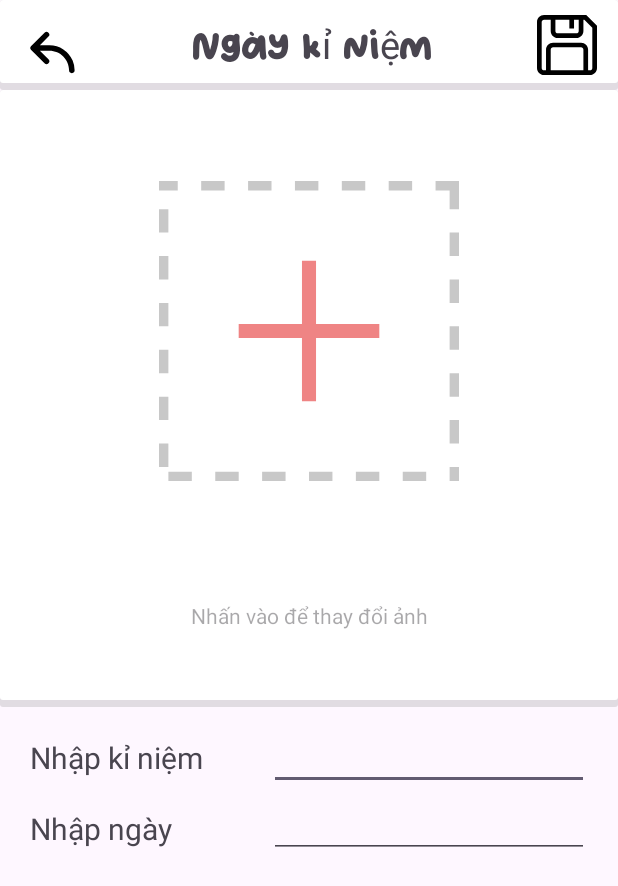
After one commit to Amorydev/Love_App, an Android app: the AddPickerMoments screen opened directly, with no data from a screen before it, on a phone screen of 412 x 824 dp. The commit adds this screen. Shown: the top 886 px of the screen. Run offline under Robolectric (Android 15) with nearby library versions, the phone set to English and light mode, and no system bars; libraries missing offline, so code that uses them is left out: com.github.dhaval2404.imagepicker.

Commit message:
26/12/2023

```diff
--- a/app/src/main/AndroidManifest.xml
+++ b/app/src/main/AndroidManifest.xml
@@ -16,6 +16,9 @@
         android:theme="@style/Theme.Love_App"
         tools:targetApi="31">
         <activity
+            android:name=".AddPickerMoments"
+            android:exported="false" />
+        <activity
             android:name=".Add_Moments"
             android:exported="false" />
         <activity
--- /dev/null
+++ b/app/src/main/java/com/example/love_app/AddPickerMoments.kt
@@ -0,0 +1,53 @@
+package com.example.love_app
+
+import android.content.Intent
+import android.net.Uri
+import androidx.appcompat.app.AppCompatActivity
+import android.os.Bundle
+import android.widget.Toast
+import com.example.love_app.databinding.ActivityAddPickerMomentsBinding
+import com.github.dhaval2404.imagepicker.ImagePicker
+
+private lateinit var binding:ActivityAddPickerMomentsBinding
+class AddPickerMoments : AppCompatActivity() {
+    override fun onCreate(savedInstanceState: Bundle?) {
+        super.onCreate(savedInstanceState)
+        binding = ActivityAddPickerMomentsBinding.inflate(layoutInflater)
+        setContentView(binding.root)
+        onCLickAddPicker()
+        onBack()
+    }
+
+    private fun onBack() {
+        binding.imbBackAddMoments.setOnClickListener {
+            intent = Intent(this,Add_Moments::class.java)
+            startActivity(intent)
+        }
+    }
+
+    private fun onCLickAddPicker() {
+        binding.addPickerMoments.setOnClickListener {
+            selectImageAvatar()
+        }
+    }
+    private fun selectImageAvatar() {
+        ImagePicker.with(this)
+            //kích thước hình ảnh cuối cùng
+            .compress(1024)
+            //độ phân giải của ảnh
+            .maxResultSize(1080, 1080)
+            .start()
+    }
+
+    override fun onActivityResult(requestCode: Int, resultCode: Int, data: Intent?) {
+        super.onActivityResult(requestCode, resultCode, data)
+        if (resultCode == RESULT_OK) {
+            val uri: Uri = data?.data!!
+            binding.addPickerMoments.setImageURI(uri)
+        } else if (resultCode == ImagePicker.RESULT_ERROR) {
+            Toast.makeText(this, ImagePicker.getError(data), Toast.LENGTH_SHORT).show()
+        } else {
+            Toast.makeText(this, "Không thể thực hiện", Toast.LENGTH_SHORT).show()
+        }
+    }
+}
--- /dev/null
+++ b/app/src/main/res/drawable/add.xml
@@ -0,0 +1,8 @@
+<vector
+    android:alpha="0.54" android:height="512dp"
+    android:viewportHeight="512" android:viewportWidth="512"
+    android:width="512dp" xmlns:android="http://schemas.android.com/apk/res/android">
+    <path android:fillColor="#999999" android:pathData="M512,0h-40v16h24v32h16V0L512,0zM432,0h-40v16h40V0L432,0zM352,0h-40v16h40V0L352,0zM272,0h-40v16h40V0L272,0zM192,0h-40v16h40V0L192,0zM112,0H72v16h40V0L112,0zM32,0H0v16h32V0L32,0zM16,48H0v40h16V48L16,48zM16,128H0v40h16V128L16,128zM16,208H0v40h16V208L16,208zM16,288H0v40h16V288L16,288zM16,368H0v40h16V368L16,368zM16,448H0v40h16V448L16,448zM56,496H16v16h40V496L56,496zM136,496H96v16h40V496L136,496zM216,496h-40v16h40V496L216,496zM296,496h-40v16h40V496L296,496zM376,496h-40v16h40V496L376,496zM456,496h-40v16h40V496L456,496zM512,488h-16v8l0,0v16h16V488L512,488zM512,408h-16v40h16V408L512,408zM512,328h-16v40h16V328L512,328zM512,248h-16v40h16V248L512,248zM512,168h-16v40h16V168L512,168zM512,88h-16v40h16V88L512,88z"/>
+    <path android:fillColor="#E21B1B" android:pathData="M244,136h24v240h-24z"/>
+    <path android:fillColor="#E21B1B" android:pathData="M136,244h240v24h-240z"/>
+</vector>
--- /dev/null
+++ b/app/src/main/res/drawable/background_moments.xml
@@ -0,0 +1,20 @@
+<?xml version="1.0" encoding="utf-8"?>
+<layer-list xmlns:android="http://schemas.android.com/apk/res/android">
+    <item>
+        <shape android:shape="rectangle">
+            <solid android:color="#2F646363" />
+            <corners android:radius="2dp" />
+
+        </shape>
+    </item>
+    <item
+        android:left="0.5dp"
+        android:right="0.5dp"
+        android:top="0.5dp"
+        android:bottom="5dp">
+        <shape android:shape="rectangle">
+            <solid android:color="@color/white"/>
+            <corners android:radius="2dp" />
+        </shape>
+    </item>
+</layer-list>
--- /dev/null
+++ b/app/src/main/res/drawable/save.xml
@@ -0,0 +1,9 @@
+<vector xmlns:android="http://schemas.android.com/apk/res/android"
+    android:width="512dp"
+    android:height="512dp"
+    android:viewportWidth="512"
+    android:viewportHeight="512">
+  <path
+      android:fillColor="#FF000000"
+      android:pathData="m420.28,0h-360.28c-33.08,0 -60,26.92 -60,60v392c0,33.08 26.92,60 60,60h392c33.08,0 60,-26.92 60,-60v-360.28zM157,40h119v76h40v-76h40v96c0,11.03 -8.97,20 -20,20h-159c-11.03,0 -20,-8.97 -20,-20zM396,472h-279v-176c0,-11.03 8.97,-20 20,-20h239c11.03,0 20,8.97 20,20zM472,452c0,11.03 -8.97,20 -20,20h-16v-176c0,-33.08 -26.92,-60 -60,-60h-239c-33.08,0 -60,26.92 -60,60v176h-17c-11.03,0 -20,-8.97 -20,-20v-392c0,-11.03 8.97,-20 20,-20h57v96c0,33.08 26.92,60 60,60h159c33.08,0 60,-26.92 60,-60v-96h7.72l68.28,68.28z"/>
+</vector>
--- a/app/src/main/res/layout/activity_add_moments.xml
+++ b/app/src/main/res/layout/activity_add_moments.xml
@@ -32,12 +32,12 @@
             android:textSize="25dp"
             android:textStyle="bold"
             app:layout_constraintBottom_toBottomOf="parent"
-            app:layout_constraintEnd_toStartOf="@+id/imageView"
+            app:layout_constraintEnd_toStartOf="@+id/imbAdd"
             app:layout_constraintStart_toEndOf="@+id/btnBack"
             app:layout_constraintTop_toTopOf="parent" />
 
         <ImageButton
-            android:id="@+id/imageView"
+            android:id="@+id/imbAdd"
             android:layout_width="40dp"
             android:layout_height="40dp"
             android:layout_marginEnd="20dp"
--- /dev/null
+++ b/app/src/main/res/layout/activity_add_picker_moments.xml
@@ -0,0 +1,123 @@
+<?xml version="1.0" encoding="utf-8"?>
+<LinearLayout xmlns:android="http://schemas.android.com/apk/res/android"
+    xmlns:app="http://schemas.android.com/apk/res-auto"
+    xmlns:tools="http://schemas.android.com/tools"
+    android:layout_width="match_parent"
+    android:layout_height="match_parent"
+    android:layout_gravity="center"
+    android:orientation="vertical">
+
+    <androidx.constraintlayout.widget.ConstraintLayout
+        android:layout_width="match_parent"
+        android:layout_height="60dp"
+        android:background="@drawable/background_moments"
+        android:orientation="horizontal">
+
+        <ImageButton
+            android:id="@+id/imb_back_add_moments"
+            android:layout_width="50dp"
+            android:layout_height="50dp"
+            android:layout_marginLeft="10dp"
+            android:layout_marginTop="10dp"
+            android:background="@drawable/back"
+            app:layout_constraintStart_toStartOf="parent"
+            app:layout_constraintTop_toTopOf="parent" />
+
+        <TextView
+            android:id="@+id/txt_ngaykiniem"
+            android:layout_width="298dp"
+            android:layout_height="40dp"
+            android:fontFamily="@font/kitto"
+            android:gravity="center"
+            android:text="Ngày kỉ niệm"
+            android:textSize="25dp"
+            app:layout_constraintBottom_toBottomOf="parent"
+            app:layout_constraintStart_toEndOf="@+id/imb_back_add_moments"
+            app:layout_constraintTop_toTopOf="parent" />
+
+        <ImageButton
+            android:id="@+id/imb_save_add_moments"
+            android:layout_width="40dp"
+            android:layout_height="40dp"
+            android:layout_marginTop="10dp"
+            android:background="@drawable/save"
+            app:layout_constraintStart_toEndOf="@+id/txt_ngaykiniem"
+            app:layout_constraintTop_toTopOf="parent" />
+    </androidx.constraintlayout.widget.ConstraintLayout>
+
+    <LinearLayout
+        android:layout_width="match_parent"
+        android:layout_height="411dp"
+        android:layout_gravity="center"
+        android:background="@drawable/background_moments"
+        android:gravity="center"
+        android:orientation="vertical">
+
+        <ImageButton
+            android:id="@+id/add_picker_moments"
+            android:layout_width="200dp"
+            android:layout_height="200dp"
+            android:layout_marginTop="10dp"
+            android:layout_gravity="center"
+            android:background="@drawable/add"
+             />
+
+        <TextView
+            android:layout_width="match_parent"
+            android:layout_height="wrap_content"
+            android:layout_marginTop="80dp"
+            android:gravity="center"
+            android:layout_gravity="end"
+            android:hint="Nhấn vào để thay đổi ảnh" />
+    </LinearLayout>
+
+    <androidx.constraintlayout.widget.ConstraintLayout
+        android:layout_width="match_parent"
+        android:layout_height="match_parent">
+
+        <TextView
+            android:id="@+id/textView5"
+            android:layout_width="130dp"
+            android:layout_height="wrap_content"
+            android:layout_marginStart="20dp"
+            android:layout_marginTop="20dp"
+            android:text="Nhập kỉ niệm"
+            android:textSize="20dp"
+            app:layout_constraintStart_toStartOf="parent"
+            app:layout_constraintTop_toTopOf="parent" />
+
+        <TextView
+            android:id="@+id/textView6"
+            android:layout_width="130dp"
+            android:layout_height="wrap_content"
+            android:layout_marginTop="20dp"
+            android:gravity="left"
+            android:text="Nhập ngày"
+            android:textSize="20dp"
+            app:layout_constraintEnd_toEndOf="@+id/textView5"
+            app:layout_constraintStart_toStartOf="@+id/textView5"
+            app:layout_constraintTop_toBottomOf="@+id/textView5" />
+
+        <EditText
+            android:id="@+id/editTextText2"
+            android:layout_width="wrap_content"
+            android:layout_height="wrap_content"
+            android:layout_marginStart="10dp"
+            android:layout_marginTop="10dp"
+            android:ems="10"
+            android:inputType="text"
+            app:layout_constraintEnd_toEndOf="parent"
+            app:layout_constraintStart_toEndOf="@+id/textView5"
+            app:layout_constraintTop_toTopOf="parent" />
+
+        <EditText
+            android:id="@+id/editTextDate"
+            android:layout_width="wrap_content"
+            android:layout_height="wrap_content"
+            android:ems="10"
+            android:inputType="date"
+            app:layout_constraintEnd_toEndOf="@+id/editTextText2"
+            app:layout_constraintStart_toStartOf="@+id/editTextText2"
+            app:layout_constraintTop_toBottomOf="@+id/editTextText2" />
+    </androidx.constraintlayout.widget.ConstraintLayout>
+</LinearLayout>
```
Also changed, not shown: app/src/main/java/com/example/love_app/Add_Moments.kt (+20 -6 lines), app/src/main/java/com/example/love_app/MainActivity.kt (+18 -15 lines), app/src/main/res/drawable/ic_add.xml (added, +15 -0 lines), app/src/main/res/drawable/item_list_moments.xml (added, +11 -0 lines), app/src/main/res/drawable/plus.xml (added, +12 -0 lines).
